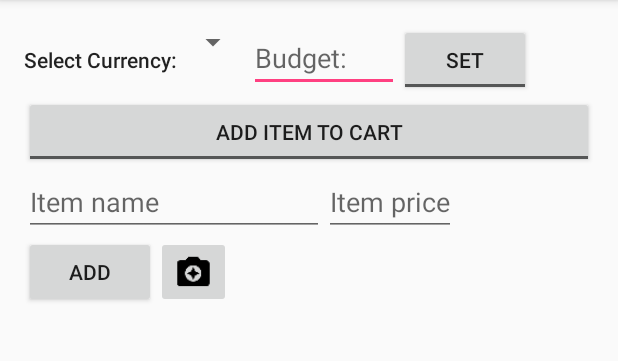
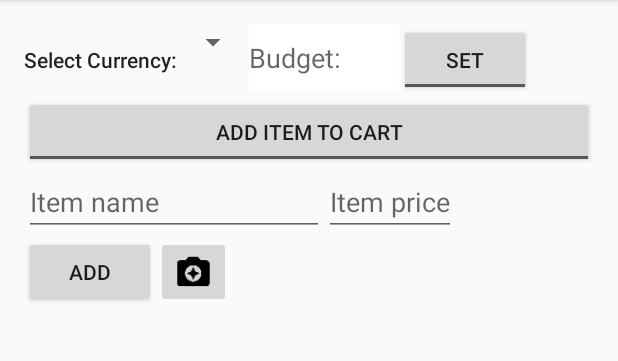
Before and after one commit to chenshuiluke/budget-master, an Android app: the screen it shows after launch (MainActivity), on a phone screen of 412 x 824 dp, the part 84-445 px from its top. Run offline under Robolectric (Android 15) with nearby library versions, the phone set to English and light mode, and no system bars; libraries missing offline, so code that uses them is left out: com.activeandroid, com.activeandroid.query, com.github.aakira.expandablelayout, com.gun0912.tedpermission, com.ritaja.xchangerate and 1 more; plain views replace ExpandableRelativeLayout; 6 statements that could not run were skipped.

Commit message:
The budget textview turns red when the cost exceeds the budget

```diff
--- a/app/src/main/java/com/lukechenshui/budgetmaster/MainActivity.java
+++ b/app/src/main/java/com/lukechenshui/budgetmaster/MainActivity.java
@@ -2,6 +2,7 @@ package com.lukechenshui.budgetmaster;
 
 import android.Manifest;
 import android.content.SharedPreferences;
+import android.graphics.Color;
 import android.net.Uri;
 import android.os.Bundle;
 import android.support.v7.app.AppCompatActivity;
@@ -48,6 +49,8 @@ public class MainActivity extends AppCompatActivity {
     private Uri pictureUri;
     private ToggleButton toggleBudgetSet;
     private BigDecimal budgetNum;
+
+    //private ScrollView scrollView;
     @Override
     protected void onCreate(Bundle savedInstanceState) {
         super.onCreate(savedInstanceState);
@@ -64,6 +67,7 @@ public class MainActivity extends AppCompatActivity {
         toggleBudgetSet = (ToggleButton) findViewById(R.id.toggleButton);
         layoutManager = new LinearLayoutManager(this);
         itemRecyclerView.setLayoutManager(layoutManager);
+        //scrollView = (ScrollView) findViewById(R.id.scrollView);
         getBudgetFromSettings();
         setSpinnerSelectionItems(getSelectedCurrency());
         setSpinnerOnItemSelected();
@@ -128,6 +132,9 @@ public class MainActivity extends AppCompatActivity {
         }
         if (budgetNum != null && totalCost.compareTo(budgetNum) > 0) {
             makeToast("The total cost exceeds your budget!");
+            budgetText.setBackgroundColor(Color.parseColor("#e3655b"));
+        } else {
+            budgetText.setBackgroundColor(Color.WHITE);
         }
     }
 
@@ -137,6 +144,7 @@ public class MainActivity extends AppCompatActivity {
         Log.d("ShoppingCart", "Existing items:" + items.toString());
         ItemRecyclerViewAdapter adapter = new ItemRecyclerViewAdapter(items);
         itemRecyclerView.setAdapter(adapter);
+        //scrollView.fullScroll(ScrollView.FOCUS_UP);
     }
 
     private void makeToast(String message) {
@@ -193,7 +201,9 @@ public class MainActivity extends AppCompatActivity {
                     newItemPrice.setFocusable(false);
                     newItemPrice.setFocusableInTouchMode(false);
                     newItemName.setFocusableInTouchMode(false);
+                    // scrollView.fullScroll(ScrollView.FOCUS_UP);
                 }
+
             }
         });
     }
--- a/app/src/main/res/layout/activity_main.xml
+++ b/app/src/main/res/layout/activity_main.xml
@@ -1,12 +1,8 @@
 <?xml version="1.0" encoding="utf-8"?>
-<ScrollView xmlns:android="http://schemas.android.com/apk/res/android"
-    xmlns:app="http://schemas.android.com/apk/res-auto"
-    xmlns:tools="http://schemas.android.com/tools"
-    android:layout_width="match_parent"
-    android:layout_height="match_parent"
-    android:fillViewport="true">
 
-    <RelativeLayout
+    <RelativeLayout xmlns:android="http://schemas.android.com/apk/res/android"
+        xmlns:app="http://schemas.android.com/apk/res-auto"
+        xmlns:tools="http://schemas.android.com/tools"
         android:id="@+id/activity_main"
         android:layout_width="match_parent"
         android:layout_height="wrap_content"
@@ -111,5 +107,3 @@
             android:layout_height="match_parent"
             android:layout_below="@+id/expandableLayout" />
     </RelativeLayout>
-
-</ScrollView>
```
Also changed, not shown: 1 other file.
